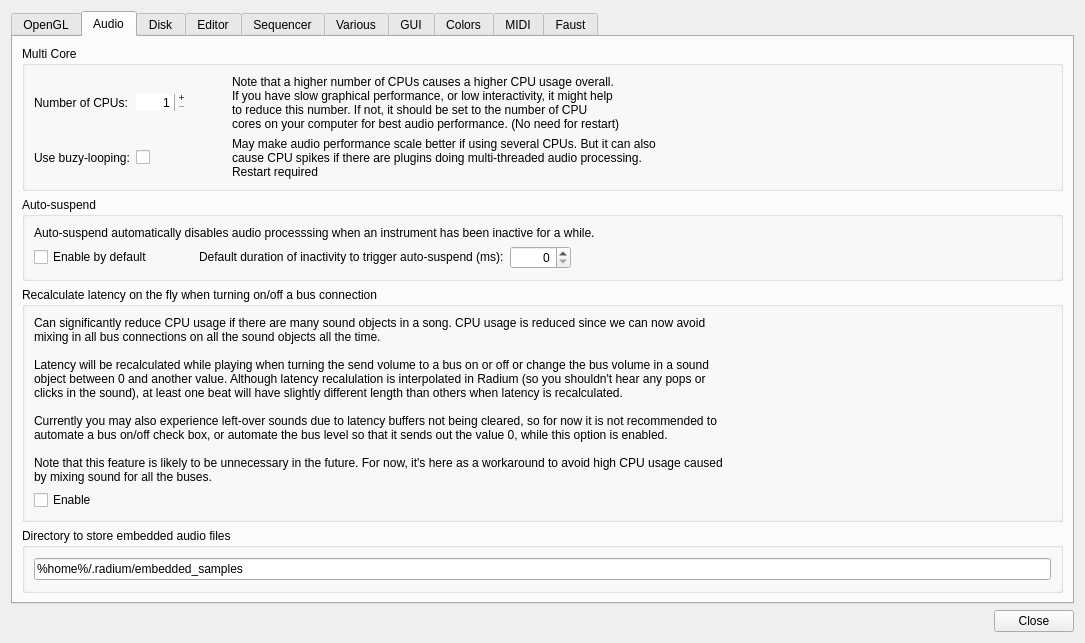
Old version of the form Qt/qt4_preferences.ui in the repository kmatheussen/radium.
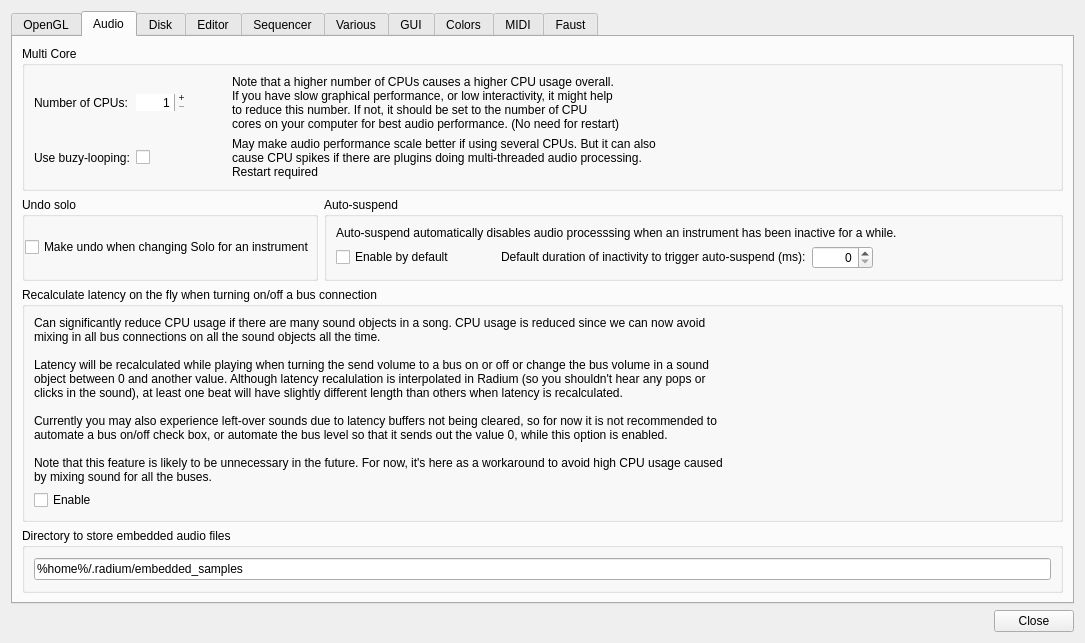
New version of the form. The open tabs and pages were chosen to show the change.

Commit message: Audio: Add option to create undo entries when clicking a solo button

The edit to the form file:
```diff
--- a/Qt/qt4_preferences.ui
+++ b/Qt/qt4_preferences.ui
@@ -686,6 +686,36 @@
         </widget>
        </item>
        <item>
+        <layout class="QHBoxLayout" name="horizontalLayout_7">
+         <item>
+          <widget class="QGroupBox" name="groupBox_17">
+           <property name="title">
+            <string>Undo solo</string>
+           </property>
+           <layout class="QVBoxLayout" name="verticalLayout_8">
+            <property name="leftMargin">
+             <number>0</number>
+            </property>
+            <property name="topMargin">
+             <number>0</number>
+            </property>
+            <property name="rightMargin">
+             <number>0</number>
+            </property>
+            <property name="bottomMargin">
+             <number>0</number>
+            </property>
+            <item>
+             <widget class="QCheckBox" name="undo_solo">
+              <property name="text">
+               <string>Make undo when changing Solo for an instrument</string>
+              </property>
+             </widget>
+            </item>
+           </layout>
+          </widget>
+         </item>
+         <item>
         <widget class="QGroupBox" name="groupBox_3">
          <property name="sizePolicy">
           <sizepolicy hsizetype="Preferred" vsizetype="MinimumExpanding">
@@ -696,9 +726,9 @@
          <property name="title">
           <string>Auto-suspend</string>
          </property>
-         <layout class="QVBoxLayout" name="verticalLayout_8">
+           <layout class="QVBoxLayout" name="verticalLayout_20">
           <item>
-           <widget class="QLabel" name="label_13">
+             <widget class="QLabel" name="label_22">
             <property name="text">
              <string>&lt;html&gt;&lt;head/&gt;&lt;body&gt;&lt;span style=&quot; color:#000000;&quot;&gt;Auto-suspend automatically disables audio processsing when an instrument has been inactive for a while.&lt;/span&gt;&lt;/body&gt;&lt;/html&gt;
 </string>
@@ -706,7 +736,7 @@
            </widget>
           </item>
           <item>
-           <layout class="QHBoxLayout" name="horizontalLayout_10">
+             <layout class="QHBoxLayout" name="horizontalLayout_12">
             <item>
              <widget class="QCheckBox" name="enable_autobypass">
               <property name="sizePolicy">
@@ -724,7 +754,7 @@
              </widget>
             </item>
             <item>
-             <spacer name="horizontalSpacer_9">
+               <spacer name="horizontalSpacer_19">
               <property name="orientation">
                <enum>Qt::Horizontal</enum>
               </property>
@@ -772,7 +802,7 @@
              </widget>
             </item>
             <item>
-             <spacer name="horizontalSpacer_5">
+               <spacer name="horizontalSpacer_9">
               <property name="orientation">
                <enum>Qt::Horizontal</enum>
               </property>
@@ -788,6 +818,8 @@
           </item>
          </layout>
         </widget>
+         </item>
+        </layout>
        </item>
        <item>
         <widget class="QGroupBox" name="groupBox_5">
```
Left out of the diff: 14 changed lines with no effect on the pictures. Lines whose indentation alone changed are shown as unchanged. The commit also changes 5 other files.
